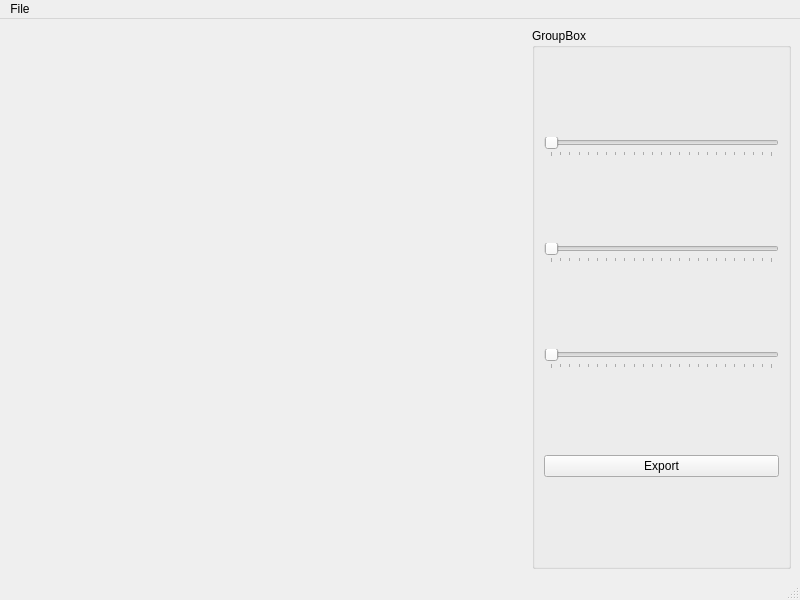
mostley/Greenhouse, file mainwindow.ui: the form before one commit.
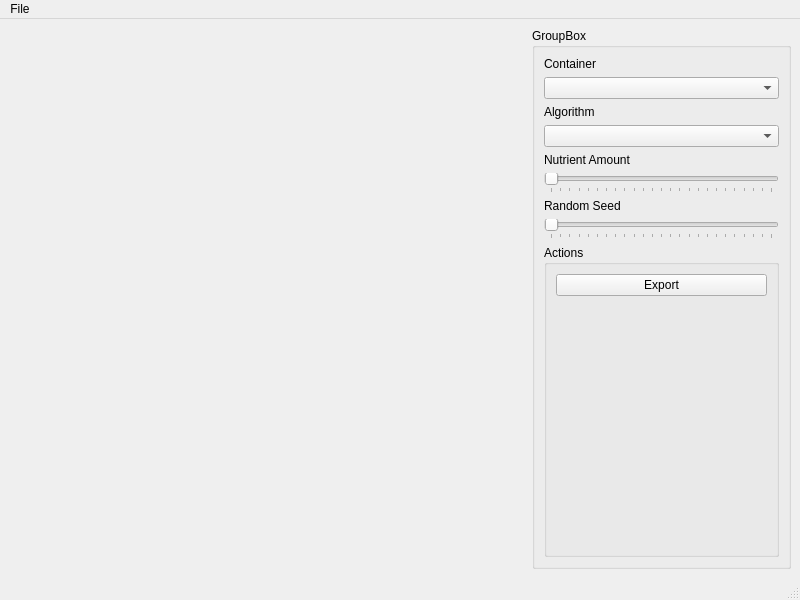
The form after the commit. Custom widgets are drawn as their Qt base class.

```diff
--- a/mainwindow.ui
+++ b/mainwindow.ui
@@ -38,25 +38,42 @@
       </property>
       <layout class="QVBoxLayout" name="verticalLayout">
        <item>
-        <widget class="QSlider" name="xSlider">
-         <property name="maximum">
-          <number>5760</number>
+        <widget class="QLabel" name="label">
+         <property name="sizePolicy">
+          <sizepolicy hsizetype="Preferred" vsizetype="Preferred">
+           <horstretch>0</horstretch>
+           <verstretch>0</verstretch>
+          </sizepolicy>
          </property>
-         <property name="singleStep">
-          <number>16</number>
+         <property name="text">
+          <string>Container</string>
          </property>
-         <property name="pageStep">
-          <number>240</number>
+        </widget>
+       </item>
+       <item>
+        <widget class="QComboBox" name="ContainerComboBox"/>
+       </item>
+       <item>
+        <widget class="QLabel" name="label_2">
+         <property name="sizePolicy">
+          <sizepolicy hsizetype="Preferred" vsizetype="Preferred">
+           <horstretch>0</horstretch>
+           <verstretch>0</verstretch>
+          </sizepolicy>
          </property>
-         <property name="orientation">
-          <enum>Qt::Horizontal</enum>
+         <property name="text">
+          <string>Algorithm</string>
          </property>
-         <property name="tickPosition">
-          <enum>QSlider::TicksBelow</enum>
+        </widget>
+       </item>
+       <item>
+        <widget class="QComboBox" name="AlgorithmComboBox"/>
+       </item>
+       <item>
+        <widget class="QLabel" name="label_3">
+         <property name="text">
+          <string>Nutrient Amount</string>
          </property>
-         <property name="tickInterval">
-          <number>240</number>
-         </property>
         </widget>
        </item>
        <item>
@@ -82,7 +99,14 @@
         </widget>
        </item>
        <item>
-        <widget class="QSlider" name="zSlider">
+        <widget class="QLabel" name="label_4">
+         <property name="text">
+          <string>Random Seed</string>
+         </property>
+        </widget>
+       </item>
+       <item>
+        <widget class="QSlider" name="randomSeedSlider">
          <property name="maximum">
           <number>5760</number>
          </property>
@@ -104,10 +128,38 @@
         </widget>
        </item>
        <item>
-        <widget class="QPushButton" name="button_export">
-         <property name="text">
-          <string>Export</string>
+        <widget class="QGroupBox" name="groupBox_2">
+         <property name="sizePolicy">
+          <sizepolicy hsizetype="Preferred" vsizetype="Expanding">
+           <horstretch>0</horstretch>
+           <verstretch>0</verstretch>
+          </sizepolicy>
          </property>
+         <property name="title">
+          <string>Actions</string>
+         </property>
+         <layout class="QVBoxLayout" name="verticalLayout_2">
+          <item>
+           <widget class="QPushButton" name="button_export">
+            <property name="text">
+             <string>Export</string>
+            </property>
+           </widget>
+          </item>
+          <item>
+           <spacer name="verticalSpacer">
+            <property name="orientation">
+             <enum>Qt::Vertical</enum>
+            </property>
+            <property name="sizeHint" stdset="0">
+             <size>
+              <width>20</width>
+              <height>40</height>
+             </size>
+            </property>
+           </spacer>
+          </item>
+         </layout>
         </widget>
        </item>
       </layout>
```
Left out of the diff: 2 changed lines with no effect on the pictures.
